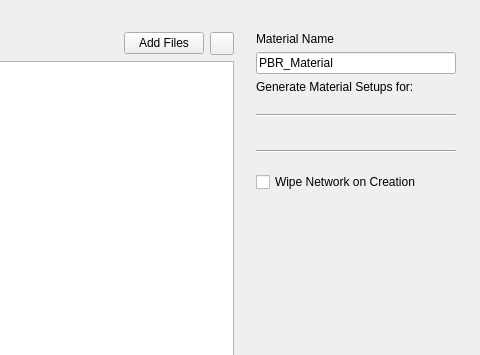
This is main_window.ui in alexmajewski/am-matbuilder as Qt 5 draws it before an edit; both pictures show x 289 to 769 and y 0 to 355 of the 769 by 568 pixel window. The edited form follows.
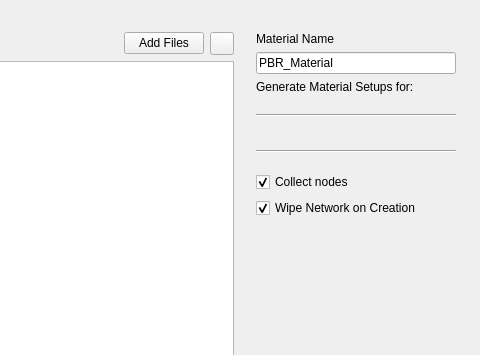
This is the edited form. Custom widgets are drawn as their Qt base class.

```diff
--- a/main_window.ui
+++ b/main_window.ui
@@ -207,13 +207,23 @@
        <property name="bottomMargin">
         <number>10</number>
        </property>
+       <item>
+        <widget class="QCheckBox" name="cb_collect_nodes">
+         <property name="text">
+          <string>Collect nodes</string>
+         </property>
+         <property name="checked">
+          <bool>true</bool>
+         </property>
+        </widget>
+       </item>
        <item>
         <widget class="QCheckBox" name="cb_wipe_network">
          <property name="text">
           <string>Wipe Network on Creation</string>
          </property>
          <property name="checked">
-          <bool>false</bool>
+          <bool>true</bool>
          </property>
         </widget>
        </item>
```
